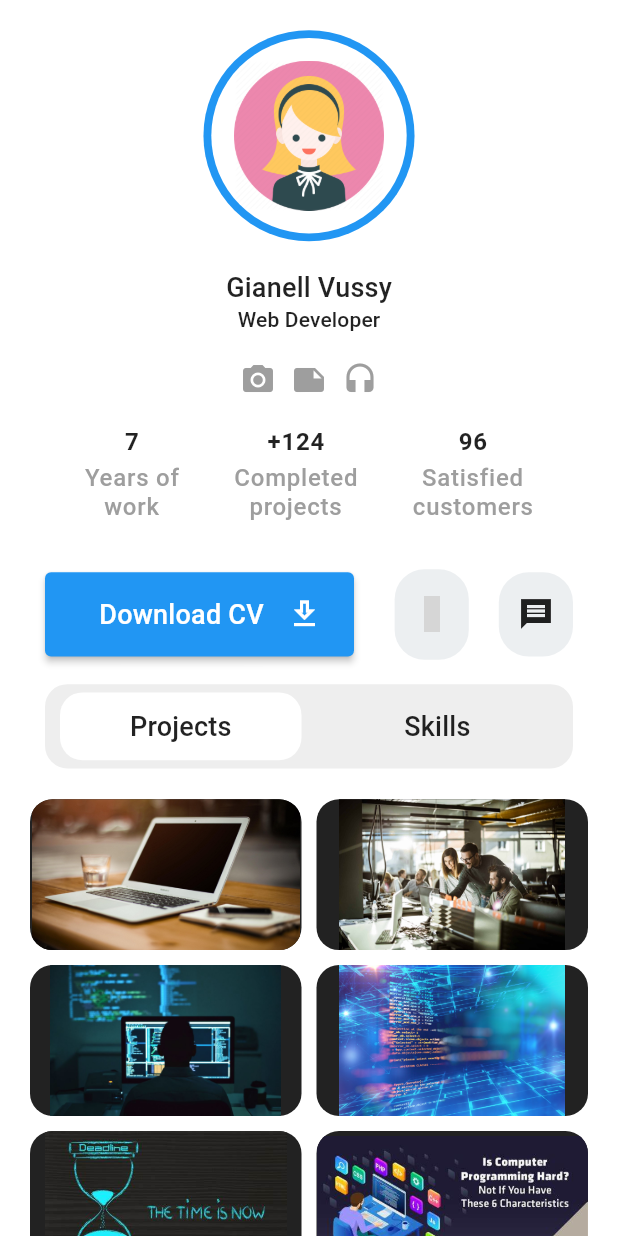
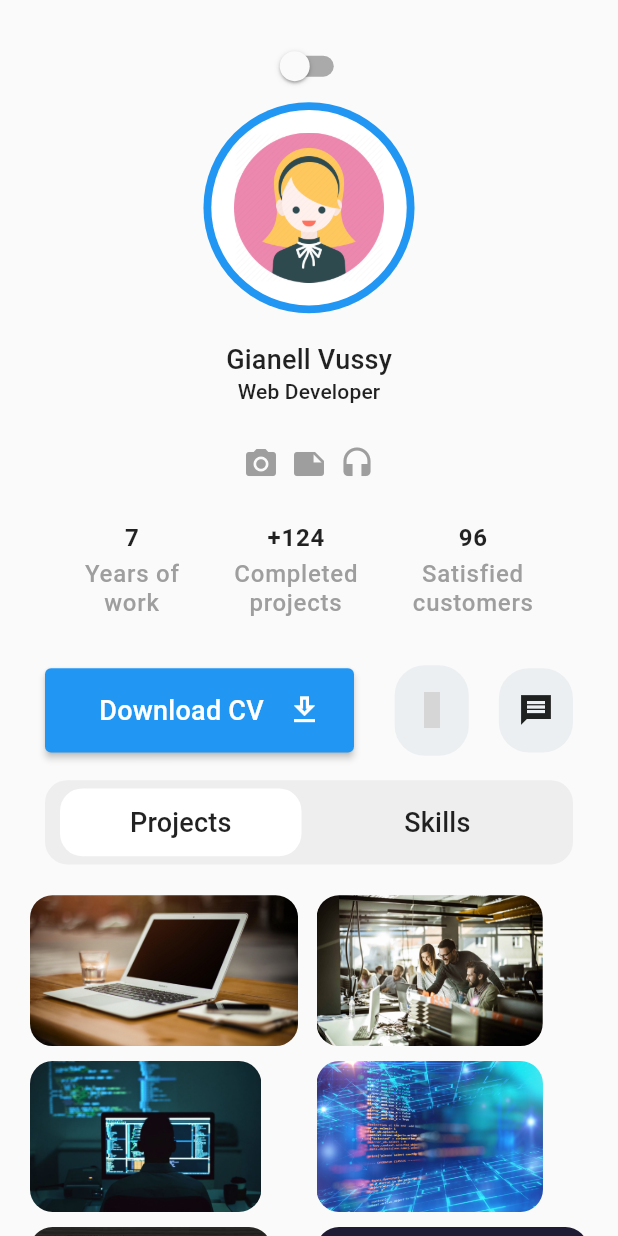
Before and after one commit to pinkyrima/profile-app, a Flutter app: the screen it shows after launch, on a phone screen of 412 x 824 dp. Run offline on Flutter 3.47's test engine with Material 2 defaults, Android fonts, the phone set to English and light mode, and no system bars; statements that could not run were skipped; grey boxes are pictures that could not be loaded.

Commit message:
theme implementation using provider

```diff
--- a/lib/main.dart
+++ b/lib/main.dart
@@ -2,7 +2,10 @@ import 'package:flutter/material.dart';
 
 
 import 'views/home/home_page.dart';
-bool isDarkModeEnabled = false;
+
+
+final isDarkModeEnabled = ValueNotifier(false);
+
 void main() {
   runApp(const MyApp());
 }
@@ -13,17 +16,21 @@ class MyApp extends StatelessWidget {
 
   @override
   Widget build(BuildContext context) {
-    return MaterialApp(
+
+    return ValueListenableBuilder(
+      valueListenable: isDarkModeEnabled,
+      builder: (context, value, child) =>  MaterialApp(
         theme: ThemeData.light(),
         darkTheme: ThemeData.dark().copyWith(
           appBarTheme: const AppBarTheme(color: Color(0xFF253341)),
           scaffoldBackgroundColor: const Color(0xFF15202B),
         ),
-      themeMode: isDarkModeEnabled ? ThemeMode.dark : ThemeMode.light,
+        themeMode: isDarkModeEnabled.value ? ThemeMode.dark : ThemeMode.light,
         debugShowCheckedModeBanner: false,
         title: 'Flutter Demo',
 
         home: const HomePage(),
+      ),
     );
   }
 }
--- a/lib/views/home/components/item_list_screen.dart
+++ b/lib/views/home/components/item_list_screen.dart
@@ -1,6 +1,4 @@
 import 'package:flutter/material.dart';
-
-import '../../styles/k_colors.dart';
 
 class ItemListScreen extends StatefulWidget {
   const ItemListScreen({
@@ -8,18 +6,21 @@ class ItemListScreen extends StatefulWidget {
     required double height,
     required double width,
     required this.imageList,
-  }) : _height = height, _width = width, super(key: key);
+  })  : _height = height,
+        _width = width,
+        super(key: key);
 
   final double _height;
   final double _width;
   final List<String> imageList;
-
 
   @override
   State<ItemListScreen> createState() => _ItemListScreenState();
 }
 
 class _ItemListScreenState extends State<ItemListScreen> {
+  int isInsideIndex = -1;
+
   @override
   Widget build(BuildContext context) {
     return GridView.builder(
@@ -33,23 +34,44 @@ class _ItemListScreenState extends State<ItemListScreen> {
         itemBuilder: (context, index) {
           return MouseRegion(
             cursor: SystemMouseCursors.click,
+            onExit: (e) {
+              setState(() {
+                isInsideIndex = -1;
+              });
+            },
             onEnter: (s) {
               setState(() {
-               const LinearGradient(colors: [Colors.purple, Colors.blue],
-                 begin: Alignment.bottomLeft,
-                 end: Alignment.topRight,);
+                isInsideIndex = index;
               });
             },
-            child: Container(
-              height: widget._height / 10,
-              width: widget._width / 9.10,
-              decoration: BoxDecoration(
-                  color: KColor.black87,
-                  image: DecorationImage(
-                      image: AssetImage(widget.imageList[index],),
-
+            child: SizedBox(
+              // height: widget._height / 10,
+              // width: widget._width / 9.10,
+              child: Stack(
+                children: [
+                  ClipRRect(
+                      borderRadius: BorderRadius.circular(15),
+                      child: Image.asset(widget.imageList[index], fit: BoxFit.contain,)),
+                  // if(isInsideIndex == index)
+                  Align(
+                      alignment: Alignment.bottomCenter,
+                    child: AnimatedContainer(
+                      duration: const Duration(milliseconds: 300),
+                      height: isInsideIndex == index ? widget._height / 15 : 0,
+                      decoration: BoxDecoration(
+                          // color: KColor.black87,
+                          gradient: isInsideIndex == index
+                              ? const LinearGradient(
+                                  colors: [Colors.purple, Colors.blue],
+                                  begin: Alignment.bottomLeft,
+                                  end: Alignment.topRight,
+                                )
+                              : null,
+                          borderRadius: BorderRadius.circular(15)),
+                    ),
                   ),
-                  borderRadius: BorderRadius.circular(15)),
+                ],
+              ),
             ),
           );
         });
--- a/lib/views/home/home_page.dart
+++ b/lib/views/home/home_page.dart
@@ -1,4 +1,5 @@
 import 'package:flutter/material.dart';
+import 'package:portfolio/main.dart';
 import 'package:portfolio/views/styles/k_colors.dart';
 import 'package:portfolio/views/styles/k_text_style.dart';
 
@@ -25,10 +26,11 @@ class _HomePageState extends State<HomePage> {
     'assets/images/pc6.jpg',
   ];
 
-  void onStateChanged(bool isDarkModeEnabled) {
+  void onStateChanged(bool newState) {
     setState(() {
-      isDarkModeEnabled = isDarkModeEnabled;
+      isDarkModeEnabled.value = newState;
     });
+    print('$newState');
   }
 
   @override
@@ -37,19 +39,17 @@ class _HomePageState extends State<HomePage> {
     final _width = MediaQuery.of(context).size.width;
     print(_width);
     return Scaffold(
-      backgroundColor: KColor.white,
+      // backgroundColor: KColor.white,
       body: SingleChildScrollView(
-        child: SizedBox(
-          height: _height,
         child: Column(
           children: [
             SizedBox(
               height: _height / 41,
             ),
-              // DayNightSwitcher(
-              //   isDarkModeEnabled: isDarkModeEnabled,
-              //   onStateChanged: onStateChanged,
-              // ),
+            Switch(
+              value: isDarkModeEnabled.value,
+              onChanged: onStateChanged,
+            ),
             CircleAvatar(
               backgroundColor: KColor.blue,
               radius: _height / 11.71,
@@ -80,21 +80,14 @@ class _HomePageState extends State<HomePage> {
               height: _height / 41,
             ),
             Row(
+              mainAxisAlignment: MainAxisAlignment.center,
               children: [
-                  const Spacer(),
-                  Icon(
-                    Icons.camera_alt,
-                    color: KColor.grey,
-                  ),
-                  const SizedBox(
-                    width: 10,
-                  ),
-                  Icon(Icons.note, color: KColor.grey),
-                  const SizedBox(
-                    width: 10,
+                Icon(Icons.camera_alt, color: KColor.grey),
+                Padding(
+                  padding: const EdgeInsets.all(8.0),
+                  child: Icon(Icons.note, color: KColor.grey),
                 ),
                 Icon(Icons.headset, color: KColor.grey),
-                  const Spacer(),
               ],
             ),
             SizedBox(
@@ -107,8 +100,7 @@ class _HomePageState extends State<HomePage> {
                   width: 20,
                 ),
                 WorkStatusInfo(title: '7', subTitle: 'Years of\nwork'),
-                  WorkStatusInfo(
-                      title: '+124', subTitle: 'Completed\nprojects'),
+                WorkStatusInfo(title: '+124', subTitle: 'Completed\nprojects'),
                 WorkStatusInfo(title: '96', subTitle: 'Satisfied\ncustomers'),
                 SizedBox(
                   width: 20,
@@ -153,8 +145,7 @@ class _HomePageState extends State<HomePage> {
               margin: const EdgeInsets.symmetric(horizontal: 30),
               alignment: Alignment.center,
               decoration: BoxDecoration(
-                    color: KColor.grey2,
-                    borderRadius: BorderRadius.circular(15)),
+                  color: KColor.grey2, borderRadius: BorderRadius.circular(15)),
               child: Row(
                 children: [
                   const SizedBox(
@@ -184,15 +175,13 @@ class _HomePageState extends State<HomePage> {
             SizedBox(
               height: _height / 40.1,
             ),
-              Expanded(
-                child: Padding(
+            // ListView(children: List.generate(100, (index) => Text('$index')),shrinkWrap: true,),
+            Padding(
               padding: const EdgeInsets.symmetric(horizontal: 20.0),
               child: ItemListScreen(
                   height: _height, width: _width, imageList: imageList),
-                ),
             )
           ],
-          ),
         ),
       ),
     );
```
Lines whose indentation alone changed are shown as unchanged.
